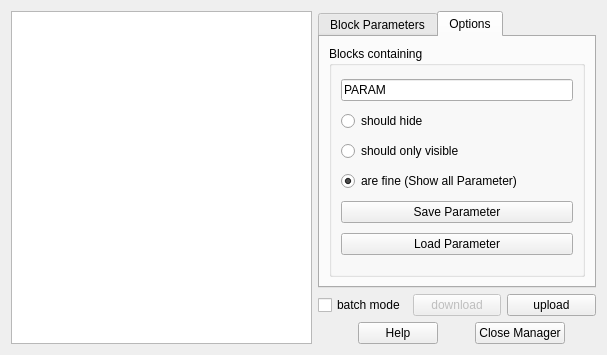
Qt form trunk/src/qrl_parameters_manager.ui (fcuzzocrea/QRTAILab) before a commit.
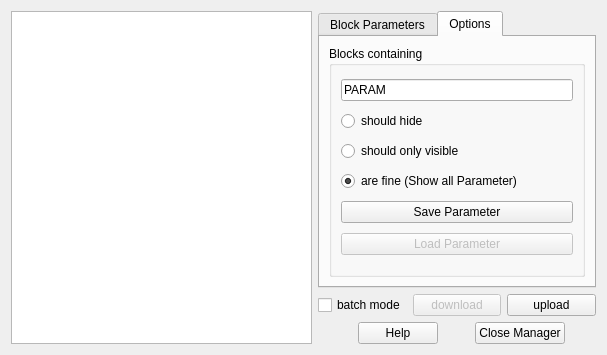
The same form after that commit. The open tabs and pages were chosen to show the change. Icons and pictures are not drawn.

```diff
--- a/trunk/src/qrl_parameters_manager.ui
+++ b/trunk/src/qrl_parameters_manager.ui
@@ -183,6 +183,9 @@
           </item>
           <item row="5" column="0" >
            <widget class="QPushButton" name="loadPushButton" >
+            <property name="enabled" >
+             <bool>false</bool>
+            </property>
             <property name="text" >
              <string>Load Parameter</string>
             </property>
```
